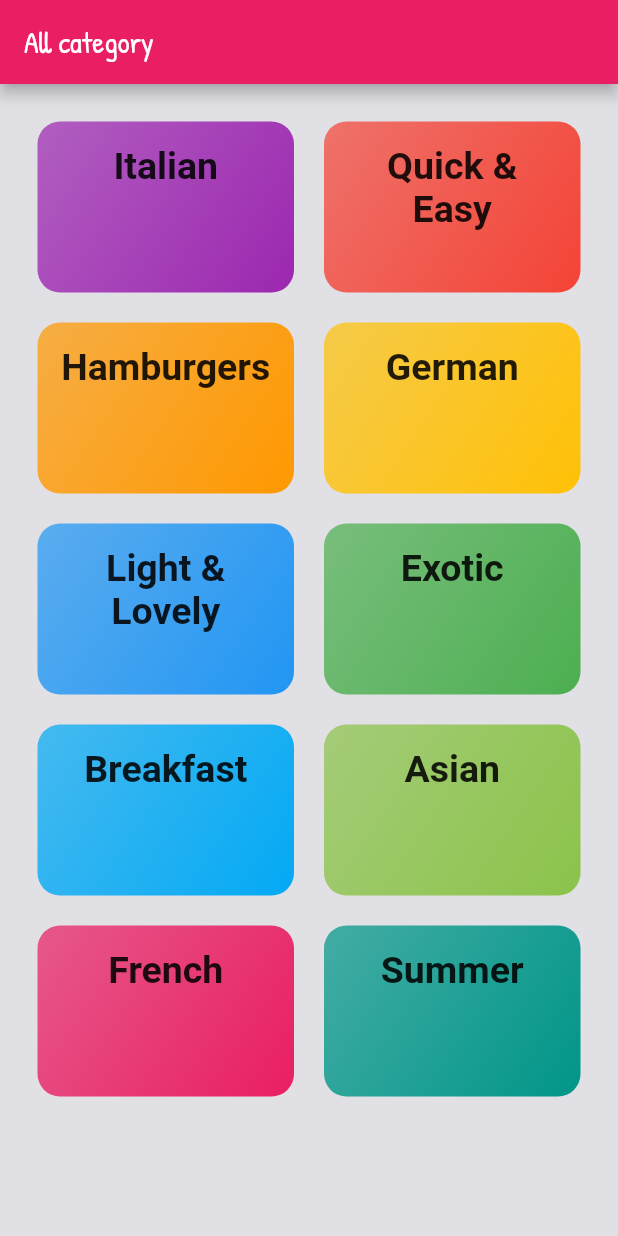
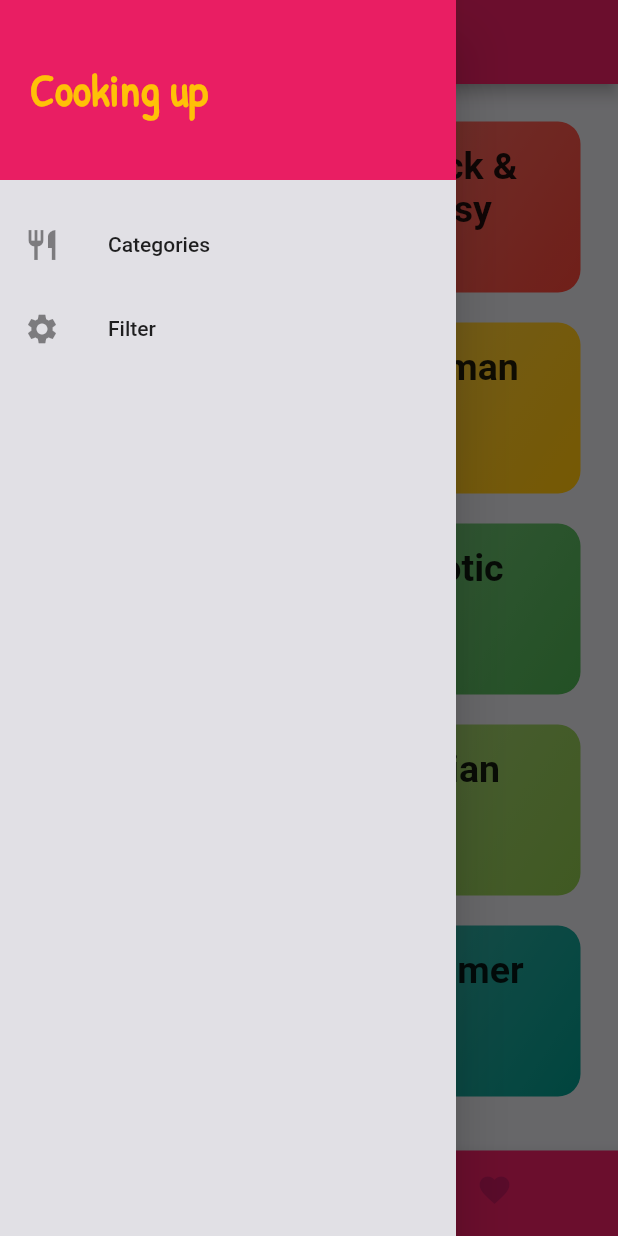
Before and after one commit to kimchhengheng/Flutter_MealApp, a Flutter app: the screen it shows after launch, with the side drawer open (before the commit the screen has no drawer), on a phone screen of 412 x 824 dp. Run offline on Flutter 3.47's test engine with Material 2 defaults, Android fonts, the phone set to English and light mode, and no system bars; Roboto replaces fonts that are missing (Shadows).

Commit message:
adding the drawer and improving the meal detail screen

```diff
--- a/lib/main.dart
+++ b/lib/main.dart
@@ -1,14 +1,41 @@
 import 'package:flutter/material.dart';
+import './dummy_data.dart';
+import 'models/meals.dart';
+import 'screen/filter_screen.dart';
+import 'screen/tab_screen.dart';
 
 import 'screen/Meal_detail_screen.dart';
-import 'screen/categories_screen.dart';
+//import 'screen/categories_screen.dart';
 import 'screen/category_meals_screen.dart';
 
 void main() {
   runApp(MyApp());
 }
+
 // scalfold and material should not be together, there is some problem with the context when it check and get the parent context
-class MyApp extends StatelessWidget {
+class MyApp extends StatefulWidget {
+  @override
+  _MyAppState createState() => _MyAppState();
+}
+
+class _MyAppState extends State<MyApp> {
+  Map<String, bool> _filters= {
+    'gluten': false,
+    'lactose': false,
+    'vegan':false,
+    'vegetarian':false,
+  };
+  List<Meal> _availablemeal= DUMMY_MEALS;
+  // we can avoid mistake by making the class so we dont have to remember what is inside the filters match the filter data or not
+  void _saveFilters(Map<String, bool> filterData){
+    setState(() {
+      _filters= filterData;
+      _availablemeal = DUMMY_MEALS.where((meal) {
+        return null;
+      }).toList();
+    });
+  }
+
   @override
   Widget build(BuildContext context) {
     return MaterialApp(
@@ -19,17 +46,25 @@ class MyApp extends StatelessWidget {
         canvasColor: Color.fromRGBO(225, 224, 229, 1),
         fontFamily: "PatrickHand",
         textTheme: ThemeData.light().textTheme.copyWith(
-            headline6: TextStyle(color: Colors.black87 , fontFamily: "Shadows", fontSize: 25, fontWeight: FontWeight.bold, ),
-            bodyText2: TextStyle(color: Colors.blueGrey,)
-        ),
+            headline6: TextStyle(
+              color: Colors.black87,
+              fontFamily: "Shadows",
+              fontSize: 25,
+              fontWeight: FontWeight.bold,
+            ),
+            bodyText2: TextStyle(
+              color: Colors.blueGrey,
+            )),
 //        appBarTheme:
       ),
 //      every widget using scaffold is the screen
 
       routes: {
-        '/': (ctx) => CategoriesScreen(), // this is the route for home so it mean in home of scafold flutter gonna call / to return CategoriesScreen()
-        CategoryMealsScreen.routeName: (ctx) => CategoryMealsScreen(),
+        '/': (ctx) =>
+            TabsScreen(), // this is the route for home so it mean in home of scafold flutter gonna call / to return CategoriesScreen()
+        CategoryMealsScreen.routeName: (ctx) => CategoryMealsScreen(_availablemeal),
         MealDetailScreen.routeName: (ctx) => MealDetailScreen(),
+        FilterScreen.routeName: (ctx) => FilterScreen(_saveFilters),
       },
 //      another way to deal with navigator through screen like routing in django
 //    routes map like dictionary of avaible rounte when it is called what they would be called the function so when the navigator in the category item push name we know function to call
--- a/lib/screen/categories_screen.dart
+++ b/lib/screen/categories_screen.dart
@@ -9,11 +9,10 @@ import '../widgets/category_item.dart';
 import '../dummy_data.dart';
 class CategoriesScreen extends StatelessWidget {
 
+//  this would continue from the tab so it should not have app bar
   @override
   Widget build(BuildContext context) {
-    return Scaffold(
-      appBar: AppBar(title: Text("All category"),),
-      body: GridView(
+    return GridView(
         padding: const EdgeInsets.all(25),
         children:
           DUMMY_CATEGORIES.map( (cat) {
@@ -29,7 +28,7 @@ class CategoriesScreen extends StatelessWidget {
           // with known number of child we can use GridView.count
           // max width(cross axis) then creat many number in the row as possible
         ),
-      ),
+
     );
   }
 }
--- /dev/null
+++ b/lib/screen/tab_screen.dart
@@ -0,0 +1,58 @@
+import 'package:flutter/material.dart';
+import 'package:meal_app/widgets/main_drawer.dart';
+import './categories_screen.dart';
+import './favourite_screen.dart';
+
+//every time it is click we have to change, it work only on one screen so the it just update between fav and cat on the screen so it has to be stateful to change it
+//defaulttabcontroller this just continue the tab with the current screen so every time it is tab the flutter know how to handle the setstate already so they would change value and rebuild once it is tab
+//bottomnavigatorBar
+///The stateful widget that creates the bottom navigation bar needs to keep
+/// track of the index of the selected [BottomNavigationBarItem] and call
+/// `setState` to rebuild the bottom navigation bar with the new [currentIndex].
+class TabsScreen extends StatefulWidget {
+  @override
+  _TabsScreenState createState() => _TabsScreenState();
+}
+
+class _TabsScreenState extends State<TabsScreen> {
+  final List<Map<String, Object>> _pages= [
+    {'title': "Categories", 'page': CategoriesScreen()},
+    {'title': "Favorite", 'page': FavouriteScreen()}
+
+  ];
+  int _selectedIndex = 0;
+  void _selectPage(int index){
+    setState(() {
+      _selectedIndex = index;
+    });
+  }
+
+  @override
+  Widget build(BuildContext context) {
+    return Scaffold(
+      appBar: AppBar(title: Text( _pages[_selectedIndex]['title']),),
+      drawer: MainDrawer(),
+      body: _pages[_selectedIndex]['page'],
+      bottomNavigationBar: BottomNavigationBar(
+          onTap: _selectPage,
+//          backgroundColor: Theme.of(context).primaryColor,
+          currentIndex: _selectedIndex,  // this told which tab is selected which make the seltectitemcolor change color
+          selectedItemColor: Colors.white,
+          unselectedItemColor: Theme.of(context).primaryColorDark,
+          type: BottomNavigationBarType.shifting, // so make the background color not working
+          items: [
+            // by default the page of index 0 is display then the pageindex of selected tab would be work
+            BottomNavigationBarItem(
+              backgroundColor: Theme.of(context).primaryColor,
+              icon: Icon(Icons.category),
+              title: Text("Categories"),
+            ),
+            BottomNavigationBarItem(
+              backgroundColor: Theme.of(context).primaryColor,
+              icon: Icon(Icons.favorite),
+              title: Text("Favorites"),
+            ),
+          ]),
+    );
+  }
+}
--- /dev/null
+++ b/lib/widgets/main_drawer.dart
@@ -0,0 +1,46 @@
+import 'package:flutter/material.dart';
+import '../screen/filter_screen.dart';
+// import '../screen/tab_screen.dart';
+
+class MainDrawer extends StatelessWidget {
+  @override
+  Widget build(BuildContext context) {
+    return Drawer(
+      child: Column(
+//        you have main and cross axis to align so container have alignment too
+        children: <Widget>[
+          Container(
+            height: 120,
+            width: double.infinity,
+            padding: EdgeInsets.all(20),
+            alignment: Alignment.centerLeft,
+            color: Theme.of(context).primaryColor,
+            child: Text("Cooking up",
+                style: TextStyle(
+                    fontSize: 30,
+                    fontWeight: FontWeight.bold,
+                    color: Theme.of(context).accentColor)),
+          ),
+          SizedBox(
+            height: 15,
+          ),
+          // listtime have the icon title sub tailing and tap
+          ListTile(
+            // can make method to avoid repeition but i want to handle the ontap differently
+            // pushreplacementname so we dont increase the size of stack no back arrow too
+            onTap: () => Navigator.of(context).pushReplacementNamed('/'),
+            // you cannot just call TabScreen , it does not display the in the screen you have to move from the current screen to anther screen by using push
+            leading: Icon(Icons.restaurant),
+            title: Text("Categories"),
+          ),
+          ListTile(
+            onTap: () =>
+                Navigator.of(context).pushReplacementNamed(FilterScreen.routeName),
+            leading: Icon(Icons.settings),
+            title: Text("Filter"),
+          )
+        ],
+      ),
+    );
+  }
+}
--- a/lib/widgets/meal_item.dart
+++ b/lib/widgets/meal_item.dart
@@ -11,6 +11,7 @@ class MealItem extends StatelessWidget {
   final int duration;
   final Complexity complexity;
   final Affordability affordability;
+  final Function removeMeal;
 
   String get complexityText {
     switch(complexity) {
@@ -41,12 +42,15 @@ class MealItem extends StatelessWidget {
     }
   }
   MealItem({@required this.title,@required this.imageUrl,@required this.duration, @required this.complexity,
-  @required this.affordability, @required this.id});
+  @required this.affordability, @required this.id,@required this.removeMeal});
   // we know the id is unique so just past the id we can loop through the dummy data
   void selectMeal(BuildContext context) {
     Navigator.of(context).pushNamed(MealDetailScreen.routeName, arguments: {
       'id': id
+    }).then((result) {
+      removeMeal(id);
     });
+    // the pop return to the one who push it
   }
   @override
   Widget build(BuildContext context) {
```
Also changed, not shown: lib/screen/Meal_detail_screen.dart (+9 -0 lines), lib/screen/category_meals_screen.dart (+57 -24 lines), lib/screen/favourite_screen.dart (added, +8 -0 lines), lib/screen/filter_screen.dart (added, +106 -0 lines).
